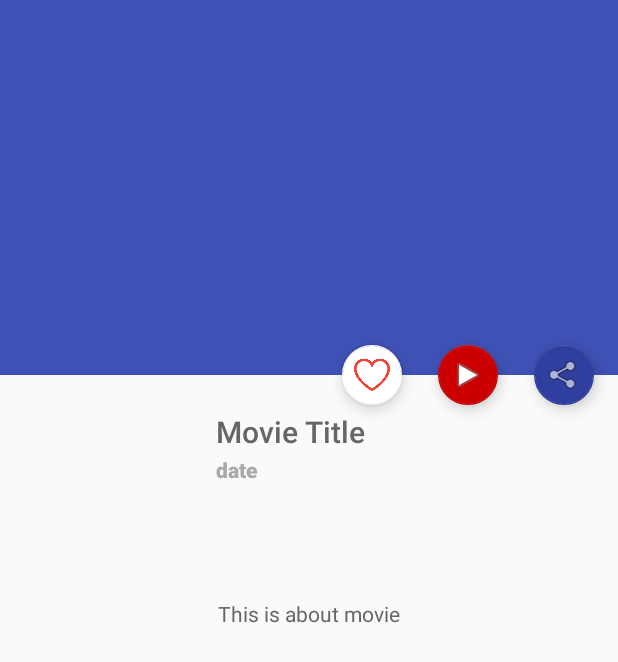
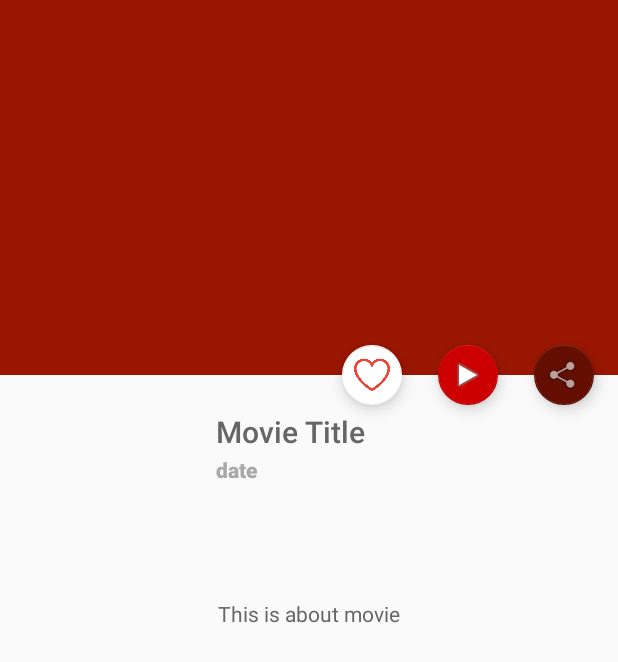
Before and after one commit to harshikesh/Popular-Movies-1, an Android app: the MovieDetailFragment screen opened directly, with no data from a screen before it, on a phone screen of 412 x 824 dp. Shown: the top 662 px of the screen. Run offline under Robolectric (Android 15) with nearby library versions, the phone set to English and light mode, and no system bars; our stand-ins replace Picasso; libraries missing offline, so code that uses them is left out: android.support.v7, retrofit.client; pictures from the network do not load; 11 statements that could not run were skipped.

Commit message:
icon and color changes

```diff
--- a/app/src/main/AndroidManifest.xml
+++ b/app/src/main/AndroidManifest.xml
@@ -7,7 +7,7 @@
 
     <application
         android:allowBackup="true"
-        android:icon="@mipmap/ic_launcher"
+        android:icon="@drawable/app_icon"
         android:label="@string/app_name"
         android:supportsRtl="true"
         android:theme="@style/AppTheme" >
--- a/app/src/main/res/values/colors.xml
+++ b/app/src/main/res/values/colors.xml
@@ -1,7 +1,9 @@
 <?xml version="1.0" encoding="utf-8"?>
 <resources>
-    <color name="colorPrimary">#3F51B5</color>
-    <color name="colorPrimaryDark">#303F9F</color>
+    <!--<color name="colorPrimary">#3F51B5</color>-->
+    <color name="colorPrimary">#9A1601</color>
+    <!--<color name="colorPrimaryDark">#303F9F</color>-->
+    <color name="colorPrimaryDark">#640E02</color>
     <color name="colorAccent">#FF4081</color>
     <color name="colorDarkGrey">#666666</color>
     <color name="colorlightGrey">#a9a9a9</color>
```
Also changed, not shown: app/src/main/res/drawable/app_icon.jpg (added).
